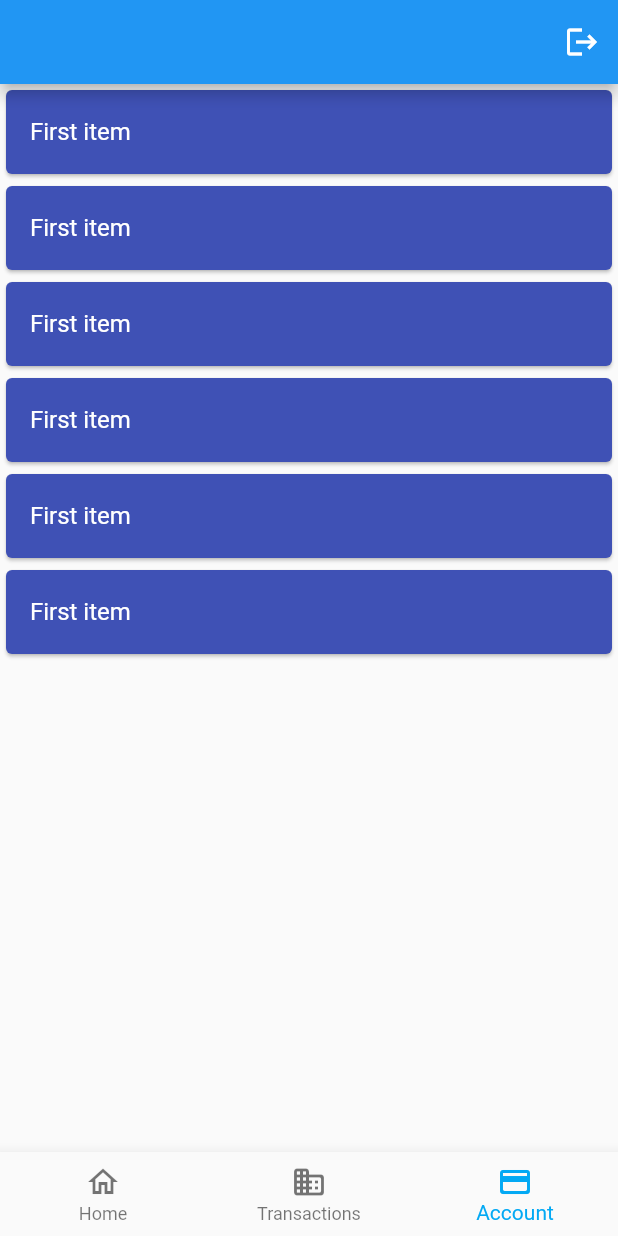
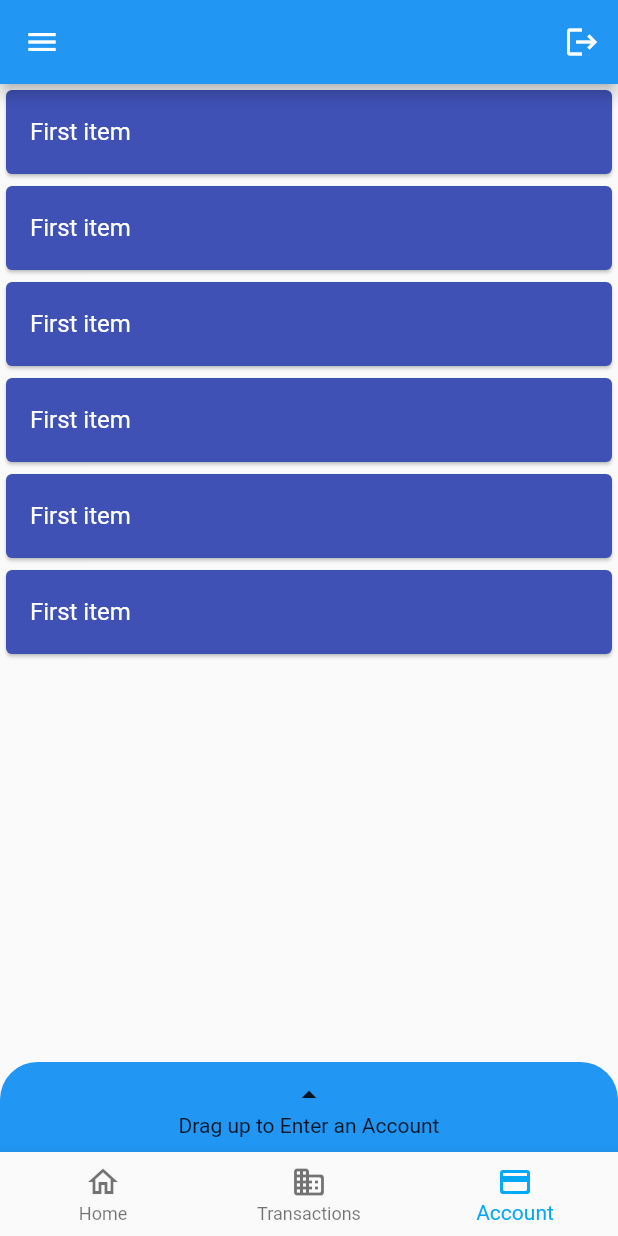
Before and after one commit to ishannadeep/E-Wallet, a Flutter app: the screen it shows once a user with an empty profile is signed in, item 3 of the bottom bar chosen, on a phone screen of 412 x 824 dp. Run offline on Flutter 3.47's test engine with Material 2 defaults, Android fonts, the phone set to English and light mode, and no system bars; our stand-ins replace cloud_firestore, email_validator, firebase_auth, firebase_core, flutter_spinkit; accounts and stored records are empty.

Commit message:
Fixed the bottom drawer.Put a Bottom Sheet.use singlechildscrollview and set isscrollcontrolled to true in showmodalbottomsheet()

```diff
--- a/lib/Interfaces/home.dart
+++ b/lib/Interfaces/home.dart
@@ -8,7 +8,7 @@ import 'package:e_wallet/widgets/transactions_widget.dart';
 import 'package:firebase_auth/firebase_auth.dart';
 import 'package:flutter/material.dart';
 import 'error.dart';
-import 'home_theme.dart';
+import 'home_second.dart';
 import 'login.dart';
 import 'package:e_wallet/widgets/home_widget.dart';
 
--- a/lib/Interfaces/home_theme.dart
+++ b/lib/Interfaces/home_second.dart
@@ -37,6 +37,7 @@ class _HomeSecondState extends State<HomeSecond> {
   @override
   Widget build(BuildContext context) {
     return Scaffold(
+        //resizeToAvoidBottomInset : false,
         key: _scaffoldKey,
         appBar: AppBar(
           title: Text(widget.user),
@@ -57,6 +58,7 @@ class _HomeSecondState extends State<HomeSecond> {
             ),
           ],
         ),
+        drawer: user_drawer,
         body: Center(
           child: _widgetOptions.elementAt(_selectedIndex),
         ),
--- a/lib/widgets/account_widget.dart
+++ b/lib/widgets/account_widget.dart
@@ -1,6 +1,6 @@
 import 'dart:ui';
+import 'package:flutter/material.dart';
 
-import 'package:flutter/material.dart';
 class Account_widget extends StatefulWidget {
   const Account_widget({Key key}) : super(key: key);
 
@@ -9,88 +9,31 @@ class Account_widget extends StatefulWidget {
 }
 
 class _Account_widgetState extends State<Account_widget> {
-  bool _showBottomMenuebar=false;
   String _error="";
 
   @override
   Widget build(BuildContext context) {
-    var width=MediaQuery.of(context).size.width;
-    var height=MediaQuery.of(context).size.height;
-    double height_appbar = Scaffold.of(context).appBarMaxHeight;
-    return Stack(children:[
-      ListView.builder(
-          itemCount: 6,
-          itemBuilder: (context,index){
-       return Card(
-         color: Colors.indigo,
-         child: Theme(
-           data: ThemeData(
-             splashColor: Colors.lightBlueAccent,
-                highlightColor: Colors.lightBlueAccent,
-            // backgroundColor: Colors.indigo
-
-           )
-           ,
-           child: ListTile(
-                title: Text("First item",style: TextStyle(color: Colors.white),),
-
-
-
-
-            // visualDensity:VisualDensity(horizontal: 10),
-
-
-               onTap: () { print("hello");}
+    Widget updatebottomSheet(){
+      showModalBottomSheet(
+          isScrollControlled: true,
+          shape: RoundedRectangleBorder(
+            borderRadius: BorderRadius.vertical(top: Radius.circular(25)),
           ),
-         ),
-       );
-      }),
-      AnimatedOpacity(
-        duration: Duration(milliseconds: 250),
-        opacity:_showBottomMenuebar?1.0:0,
-      child: BackdropFilter(filter: ImageFilter.blur(sigmaX: 3,sigmaY: 3),
+          backgroundColor: Colors.white,
+          context: context, builder: ( context){
+        return SingleChildScrollView(
           child: Container(
-        color: Colors.black.withOpacity(0.2),
-      ),
-      ),
-
-      ),
-      AnimatedPositioned(
-        curve: Curves.easeInOut,
-        duration: Duration(milliseconds: 250),
-        bottom: _showBottomMenuebar?0:-height+width/4*3.3,
-        child: SingleChildScrollView(
-          child: ClipRRect(
-            borderRadius: BorderRadius.vertical(top: Radius.circular(25)),
-            child: GestureDetector(
-              onPanEnd: (details){
-
-                if(details.velocity.pixelsPerSecond.dy<10){
-                  setState(() {
-                    _showBottomMenuebar=true;
-                  });
-
-                }else if(details.velocity.pixelsPerSecond.dy>10){
-                  setState(() {
-                    _showBottomMenuebar=false;
-                  });
-
-                }
-
-              },
-              child: Container(
-                //color: Colors.black26,
-                color: Colors.white70,
-                width: width,
-                //height:height-height_appbar,
+            //color: Colors.green,
             padding: EdgeInsets.all(10),
-                child: AspectRatio(
-                  aspectRatio: 1/1,
             child: Form(
                 child: Column(
                   children: [
-                          _showBottomMenuebar?Icon(Icons.arrow_drop_down):Icon(Icons.arrow_drop_up),
-                          _showBottomMenuebar?Text("Drag down to Close"):Text("Drag up to Enter an Account"),
+                    Icon(Icons.arrow_drop_down),
+                    Text("Drag down to Close"),
+                    Container(
+                      //color: Colors.red,
+                      child: Column(
+                        children: [
                           Row(
                             children: [
                               Expanded(
@@ -112,31 +55,90 @@ class _Account_widgetState extends State<Account_widget> {
                               ),
                             ],
                           ),
-                          TextFormField(
+                          Row(
+                            children: [
+                              Expanded(
+                                child: TextFormField(
                                   decoration: InputDecoration(
                                     labelText: "Account number",
                                   ),
 
                                 ),
-                          TextFormField(
+                              ),
+                            ],
+                          ),
+                          Row(
+                            children: [
+                              Expanded(
+                                child: TextFormField(
                                   decoration: InputDecoration(
                                     labelText: "Current amount",
                                   ),
 
                                 ),
+                              ),
+                            ],
+                          ),
                           Text(_error,style: TextStyle(color: Colors.red,fontSize: 20),),
+                          Row(
+                            children: [
                               Expanded(child: TextButton(onPressed: (){}, child: Text("Submit"))),
-
                             ],
-                      )
+                          ),
+                        ],
                       ),
                     ),
+                  ],)
             ),
           ),
+        );
+      });
+    }
+    var width=MediaQuery.of(context).size.width;
+    var height=MediaQuery.of(context).size.height;
+    double height_appbar = Scaffold.of(context).appBarMaxHeight;
+    return Stack(
+        children:[
+            ListView.builder(
+                //physics: const NeverScrollableScrollPhysics(),
+                itemCount: 6,
+                itemBuilder: (context,index){
+             return Card(
+               color: Colors.indigo,
+               child: Theme(
+                 data: ThemeData(
+                   splashColor: Colors.lightBlueAccent,
+                      highlightColor: Colors.lightBlueAccent,
+                 ),
+                 child: ListTile(
+                     title: Text("First item",style: TextStyle(color: Colors.white),),
+                     onTap: () { }
+                  ),
+               ),
+             );
+            }),
+
+            Positioned(
+              bottom:0,
+              child: GestureDetector(
+                onPanEnd: (details){
+                  if(details.velocity.pixelsPerSecond.dy<10){
+                    updatebottomSheet();
+                  }
+                },
+                child: Container(
+                  decoration: BoxDecoration(borderRadius:BorderRadiusDirectional.vertical(top: Radius.circular(25)),color: Colors.blue),
+                  width: width,
+                  padding: EdgeInsets.all(10),
+                  child: Column(
+                    children: [
+                      Icon(Icons.arrow_drop_up),
+                      Text("Drag up to Enter an Account"),
+                    ],),
                 ),
               ),
             )
+    ] );
 
-    ] );
   }
 }
```
Also changed, not shown: lib/widgets/transactions_widget.dart (+48 -51 lines). Lines whose indentation alone changed are shown as unchanged.
